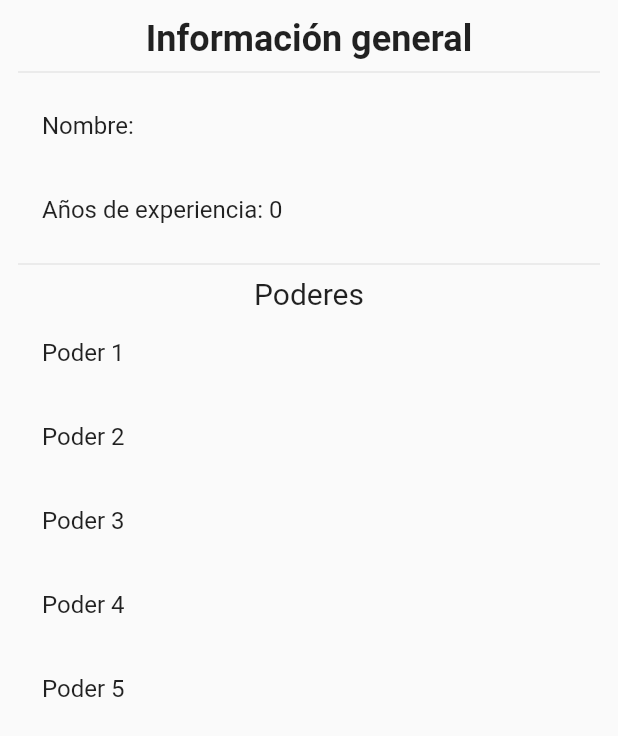
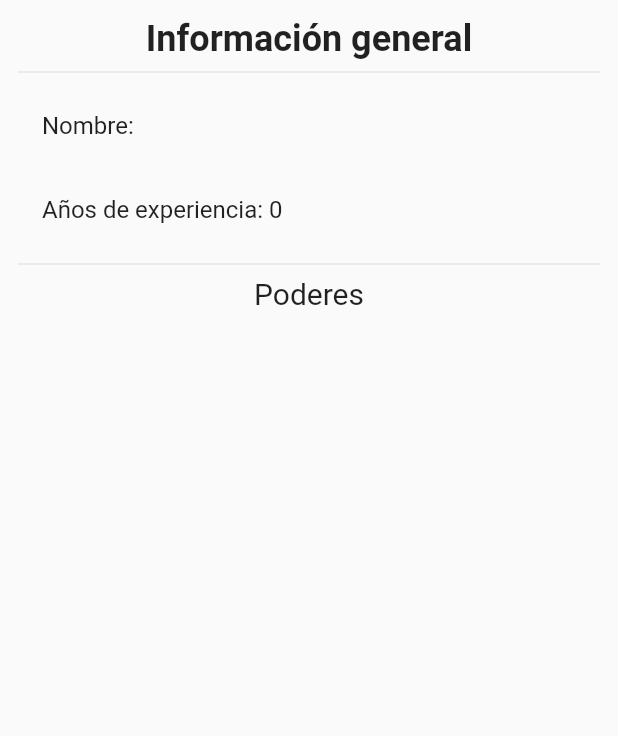
Before and after one commit to dafm10/flutter_codigo4_state, a Flutter app: the InfoSuperheroeWidget widget shown alone on an empty page, opened directly with empty values, on a phone screen of 412 x 824 dp. Shown: the top 736 px of the screen. Run offline on Flutter 3.47's test engine with Material 2 defaults, Android fonts, the phone set to English and light mode, and no system bars; our stand-ins replace flutter_bloc.

```diff
--- a/lib/cubit/superheroe/superheroe_cubit.dart
+++ b/lib/cubit/superheroe/superheroe_cubit.dart
@@ -37,6 +37,9 @@ class SuperheroeCubit extends Cubit<SuperheroeState> {
     final currentState = state;
     if(currentState is SuperheroeCreate){
       List<String> _newPowers = currentState.superheroe.powers;
+      _newPowers.add("Power");
+      final Superheroe newSuperheroe = currentState.superheroe.copyWith(newPowers: _newPowers);
+      emit(SuperheroeCreate(superheroe: newSuperheroe));
     }
   }
 
--- a/lib/pages/home_page.dart
+++ b/lib/pages/home_page.dart
@@ -86,21 +86,7 @@ class InfoSuperheroeWidget extends StatelessWidget {
                 fontSize: 20.0,
               ),
             ),
-            ListTile(
-              title: Text("Poder 1"),
-            ),
-            ListTile(
-              title: Text("Poder 2"),
-            ),
-            ListTile(
-              title: Text("Poder 3"),
-            ),
-            ListTile(
-              title: Text("Poder 4"),
-            ),
-            ListTile(
-              title: Text("Poder 5"),
-            ),
+            ...superheroe.powers.map((e) => ListTile(title: Text(e),)).toList(),
           ],
         ),
       ),
--- a/lib/pages/register_page.dart
+++ b/lib/pages/register_page.dart
@@ -49,7 +49,9 @@ class RegisterPage extends StatelessWidget {
               color: Colors.deepPurpleAccent,
             ),
             MaterialButton(
-              onPressed: () {},
+              onPressed: () {
+                context.read<SuperheroeCubit>().addPower();
+              },
               child: const Text(
                 "Añadir poderes",
                 style: TextStyle(
```
